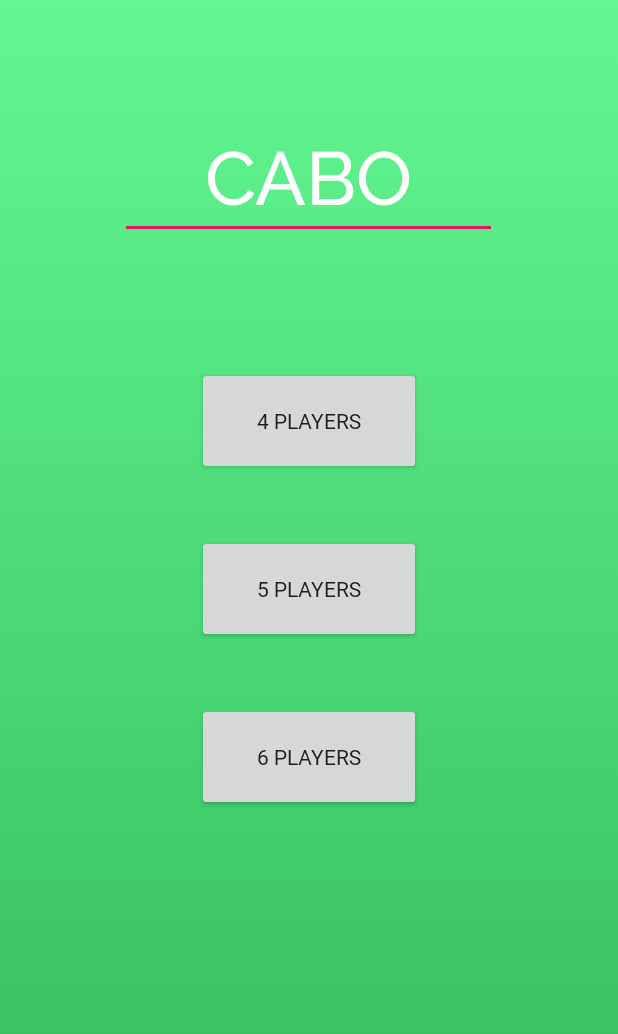
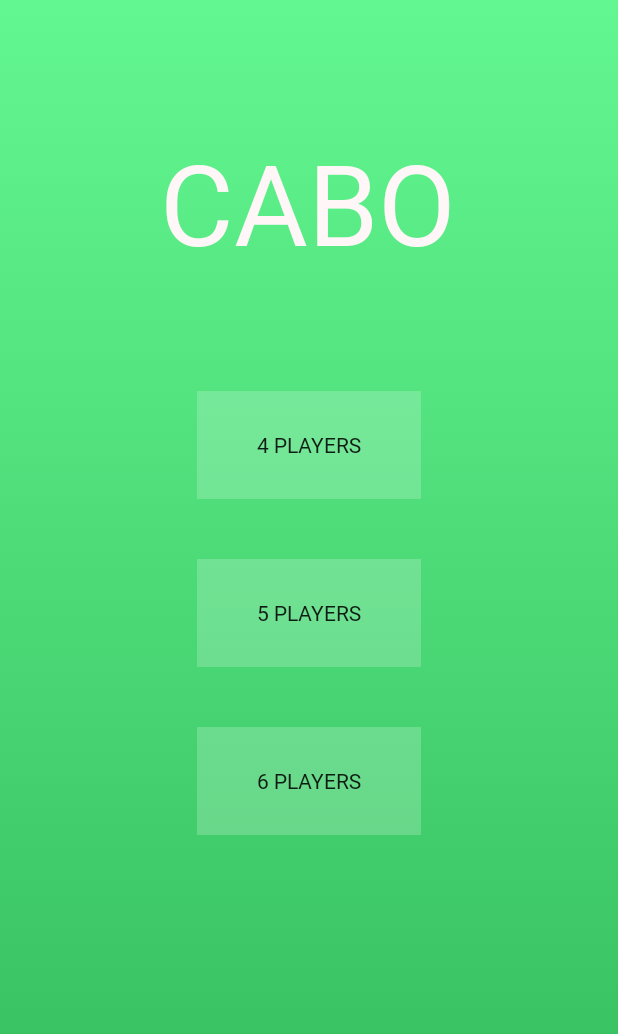
Before and after one commit to caboteam/Cabo, an Android app: the screen it shows after launch (MainActivity), on a phone screen of 412 x 824 dp. Shown: the top 1034 px of the screen. Run offline under Robolectric (Android 15) with nearby library versions, the phone set to English and light mode, and no system bars.

Commit message:
Updated buttons.
Chnaged opacity and what not.

```diff
--- a/Cabo/app/src/main/java/com/example/cabo/MainActivity.java
+++ b/Cabo/app/src/main/java/com/example/cabo/MainActivity.java
@@ -3,6 +3,7 @@ package com.example.cabo;
 import androidx.appcompat.app.AppCompatActivity;
 import androidx.constraintlayout.widget.ConstraintLayout;
 
+import android.annotation.SuppressLint;
 import android.content.Intent;
 import android.graphics.drawable.AnimationDrawable;
 import android.os.Bundle;
@@ -33,9 +34,16 @@ public class MainActivity extends AppCompatActivity {
         ConstraintLayout background = (ConstraintLayout) findViewById(R.id.background);
         AnimationDrawable animation = (AnimationDrawable) background.getBackground();
 
-        animation.setEnterFadeDuration(3000);
+        animation.setEnterFadeDuration(0);
         animation.setExitFadeDuration(3000);
+
         animation.start();
+
+//        AnimationDrawable butt_anim = (AnimationDrawable) findViewById(R.id.button2).getBackground();
+//        butt_anim.setEnterFadeDuration(3000);
+//        butt_anim.setExitFadeDuration(6000);
+//        butt_anim.start();Q
+
 
     }
 }
--- /dev/null
+++ b/Cabo/app/src/main/res/drawable/button_background.xml
@@ -0,0 +1,10 @@
+<?xml version="1.0" encoding="utf-8"?>
+<shape xmlns:android="http://schemas.android.com/apk/res/android">
+
+    <gradient
+
+        android:startColor="#33FFFFFF"
+        android:endColor="#33FFFFFF"
+        android:angle="-45"
+        />
+</shape>
--- a/Cabo/app/src/main/res/layout/activity_main.xml
+++ b/Cabo/app/src/main/res/layout/activity_main.xml
@@ -2,10 +2,10 @@
 <androidx.constraintlayout.widget.ConstraintLayout xmlns:android="http://schemas.android.com/apk/res/android"
     xmlns:app="http://schemas.android.com/apk/res-auto"
     xmlns:tools="http://schemas.android.com/tools"
+    android:id="@+id/background"
     android:layout_width="match_parent"
     android:layout_height="match_parent"
     android:background="@drawable/background_animation"
-    android:id="@+id/background"
     tools:context=".MainActivity">
 
     <Button
@@ -15,6 +15,7 @@
         android:layout_marginStart="131dp"
         android:layout_marginTop="40dp"
         android:layout_marginEnd="131dp"
+        android:background="@drawable/button_background"
         android:fontFamily="@font/proximanovareg"
         android:onClick="playerLayout5"
         android:text="5 Players"
@@ -29,15 +30,17 @@
         android:layout_width="149dp"
         android:layout_height="72dp"
         android:layout_marginStart="131dp"
-        android:layout_marginTop="85dp"
+        android:layout_marginTop="76dp"
         android:layout_marginEnd="131dp"
+        android:background="@drawable/button_background"
         android:fontFamily="@font/proximanovareg"
         android:onClick="playerLayout4"
+        android:outlineSpotShadowColor="@android:color/background_light"
         android:text="4 Players"
         app:layout_constraintEnd_toEndOf="parent"
         app:layout_constraintHorizontal_bias="0.0"
         app:layout_constraintStart_toStartOf="parent"
-        app:layout_constraintTop_toBottomOf="@+id/editText" />
+        app:layout_constraintTop_toBottomOf="@+id/textView2" />
 
     <Button
         android:id="@+id/button3"
@@ -46,6 +49,7 @@
         android:layout_marginStart="131dp"
         android:layout_marginTop="40dp"
         android:layout_marginEnd="131dp"
+        android:background="@drawable/button_background"
         android:fontFamily="@font/proximanovareg"
         android:onClick="playerLayout6"
         android:text="6 Players"
@@ -54,20 +58,18 @@
         app:layout_constraintStart_toStartOf="parent"
         app:layout_constraintTop_toBottomOf="@+id/button" />
 
-    <EditText
-        android:id="@+id/editText"
-        android:layout_width="251dp"
+    <TextView
+        android:id="@+id/textView2"
+        android:layout_width="wrap_content"
         android:layout_height="wrap_content"
-        android:layout_marginTop="80dp"
-        android:ems="10"
-        android:fontFamily="@font/raleway_medium"
-        android:inputType="textPersonName"
+        android:layout_marginTop="84dp"
+        android:fontFamily="@font/proximanovareg"
         android:text="CABO"
-        android:textAlignment="center"
-        android:textColor="#FFFFFF"
-        android:textSize="50sp"
+        android:textColor="#FFF7F7"
+        android:textSize="75sp"
         app:layout_constraintEnd_toEndOf="parent"
         app:layout_constraintHorizontal_bias="0.498"
         app:layout_constraintStart_toStartOf="parent"
         app:layout_constraintTop_toTopOf="parent" />
+
 </androidx.constraintlayout.widget.ConstraintLayout>
```
